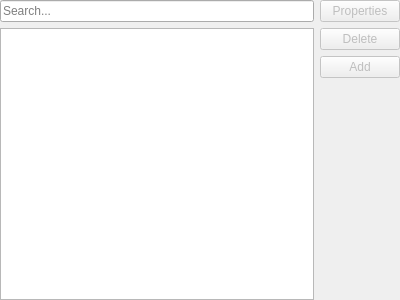
OtterBrowser/otter-browser, file src/modules/windows/bookmarks/BookmarksContentsWidget.ui: the form before one commit.
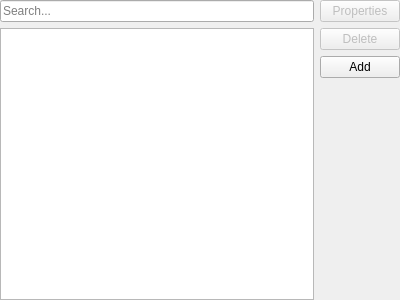
The form after the commit.

Commit message: Allow to add bookmarks in manager

```diff
--- a/src/modules/windows/bookmarks/BookmarksContentsWidget.ui
+++ b/src/modules/windows/bookmarks/BookmarksContentsWidget.ui
@@ -77,9 +77,6 @@
      </item>
      <item>
       <widget class="QPushButton" name="addButton">
-       <property name="enabled">
-        <bool>false</bool>
-       </property>
        <property name="text">
         <string>Add</string>
        </property>
```
The commit also changes 2 other files.
